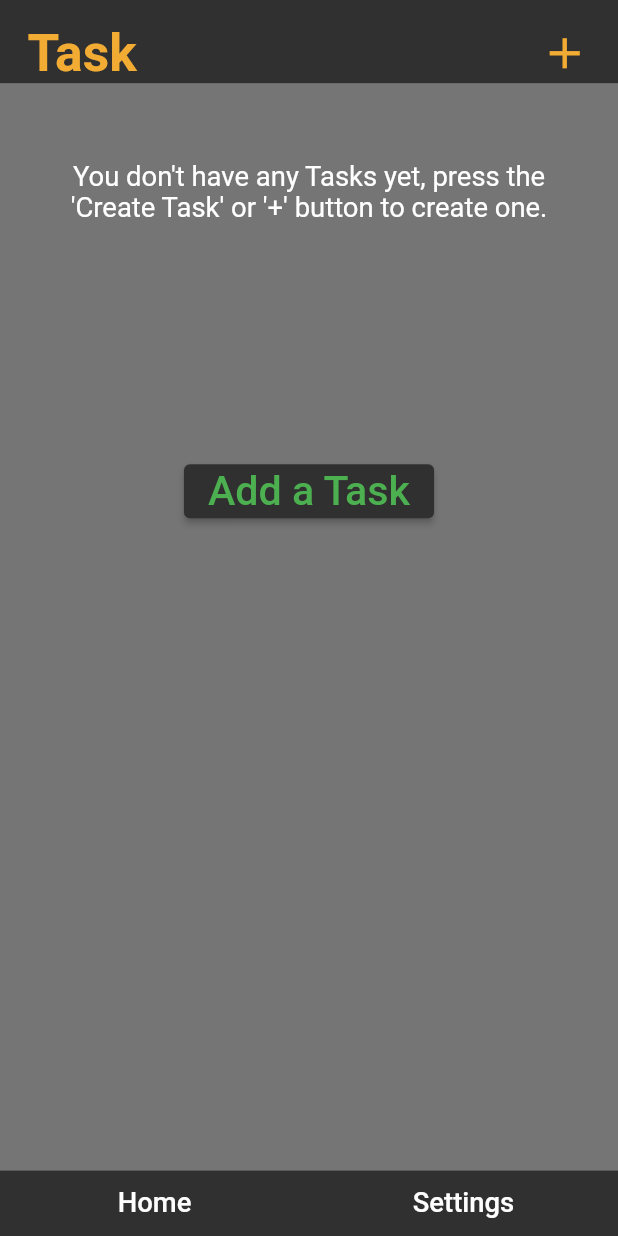
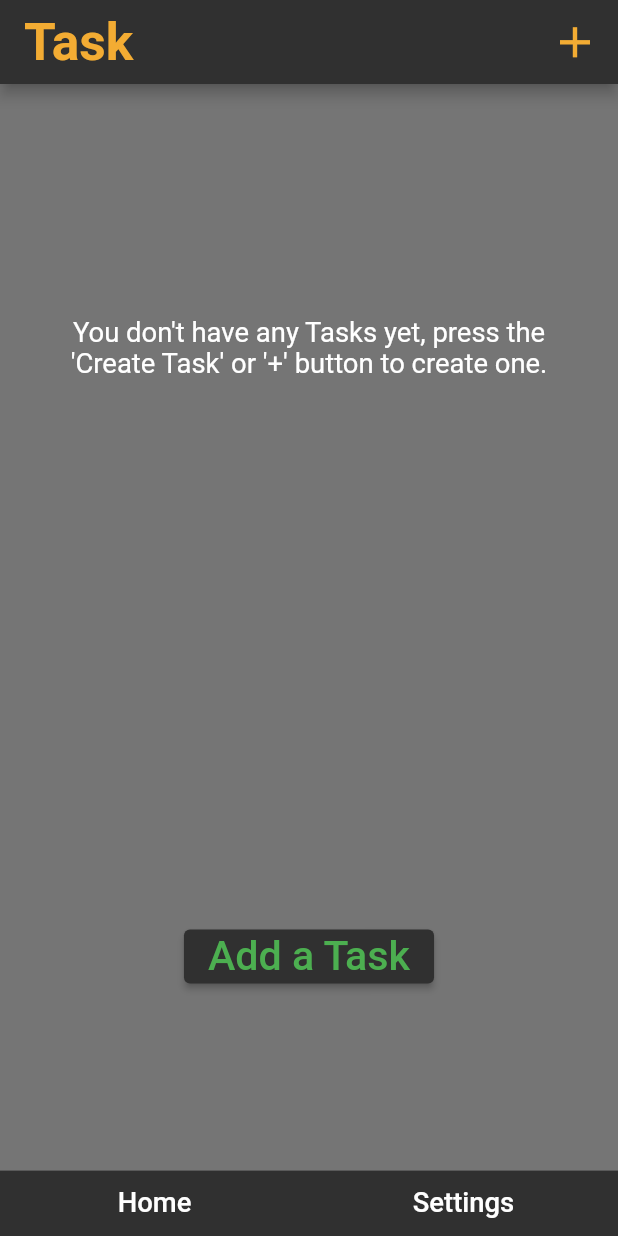
Before and after one commit to sachingupta2006/To-Do-List, a Flutter app: the screen it shows after launch, on a phone screen of 412 x 824 dp. Run offline on Flutter 3.47's test engine with Material 2 defaults, Android fonts, the phone set to English and light mode, and no system bars; our stand-ins replace flutter_screenutil, get.

```diff
--- a/lib/Routes/Utils/home_controller.dart
+++ /dev/null
@@ -1,5 +0,0 @@
-import 'package:get/get.dart';
-
-class HomeController extends GetxController {
-  RxList taskData = [].obs;
-}
--- a/lib/Routes/routes.dart
+++ b/lib/Routes/routes.dart
@@ -1,14 +1,14 @@
 import 'package:get/get.dart';
 import 'package:to_do_list/View/create_new_task.dart';
 import 'package:to_do_list/View/dashboard.dart';
-import '../View/splashscreen.dart';
+// import '../View/splashscreen.dart';
 import 'routes_name.dart';
 
 class AppRoutes {
   static appRoutes() => [
         GetPage(
             name: RouteName.splashScreen,
-            page: () => const SplashScreen(),
+            page: () => const Dashboard(),
             transition: Transition.leftToRight),
         GetPage(
             name: RouteName.dashboard,
--- a/lib/Routes/Utils/text.dart
+++ b/lib/Utils/text.dart
@@ -1,6 +1,6 @@
 import 'package:flutter/material.dart';
 import 'package:flutter_screenutil/flutter_screenutil.dart';
-import 'package:to_do_list/Routes/Utils/colors.dart';
+import 'package:to_do_list/Utils/colors.dart';
 
 Widget textSecondary30w600(String text) {
   return Text(
--- a/lib/View/dashboard.dart
+++ b/lib/View/dashboard.dart
@@ -1,21 +1,34 @@
 import 'package:flutter/material.dart';
 import 'package:flutter_screenutil/flutter_screenutil.dart';
 import 'package:get/get.dart';
-import 'package:to_do_list/Routes/Utils/colors.dart';
-import 'package:to_do_list/Routes/Utils/home_controller.dart';
+import 'package:to_do_list/Utils/colors.dart';
 import 'package:to_do_list/Routes/routes_name.dart';
-import '../Routes/Utils/text.dart';
+import '../Utils/text.dart';
+
+var taskData = [].obs;
+var taskDate = [].obs;
 
 class Dashboard extends StatelessWidget {
   const Dashboard({super.key});
 
   @override
   Widget build(BuildContext context) {
-    // final HomeController homeController = Get.put(HomeController());
     return DefaultTabController(
       length: 2,
       child: Scaffold(
         backgroundColor: AppColors.primary,
+        appBar: AppBar(
+            title: textSecondary30w600('Task'),
+            backgroundColor: AppColors.primary,
+            automaticallyImplyLeading: false,
+            actionsIconTheme:
+                IconThemeData(size: 30.sp, color: AppColors.secondary),
+            actions: [
+              GestureDetector(
+                  onTap: () => Get.offNamed(RouteName.createNewTask),
+                  child: const Icon(Icons.add)),
+              SizedBox(width: 10.w)
+            ]),
         body: TabBarView(
           children: [tab1(), tab1()],
         ),
@@ -34,29 +47,11 @@ class Dashboard extends StatelessWidget {
   }
 
   Widget tab1() {
-    return Column(
-      children: [
-        SizedBox(height: 15.h),
-        Padding(
-          padding: EdgeInsets.symmetric(horizontal: 16.w),
-          child: Row(
-            mainAxisAlignment: MainAxisAlignment.spaceBetween,
-            children: [
-              textSecondary30w600('Task'),
-              GestureDetector(
-                  onTap: () => Get.offNamed(RouteName.createNewTask),
-                  child:
-                      Icon(Icons.add, size: 30.sp, color: AppColors.secondary))
-            ],
-          ),
-        ),
-        Expanded(
-          child: Obx(
+    return Obx(
       () => Container(
         color: Colors.grey[600],
-              child: SingleChildScrollView(
         padding: EdgeInsets.symmetric(horizontal: 20.w),
-                  child: HomeController().taskData.isEmpty
+        child: taskData.isEmpty
             ? Column(
                 mainAxisAlignment: MainAxisAlignment.spaceBetween,
                 children: [
@@ -66,8 +61,8 @@ class Dashboard extends StatelessWidget {
                   SizedBox(height: 150.h),
                   ElevatedButton(
                       style: const ButtonStyle(
-                                    backgroundColor: MaterialStatePropertyAll(
-                                        AppColors.primary)),
+                          backgroundColor:
+                              MaterialStatePropertyAll(AppColors.primary)),
                       onPressed: () {
                         Get.offNamed(RouteName.createNewTask);
                       },
@@ -82,15 +77,17 @@ class Dashboard extends StatelessWidget {
                       decoration: BoxDecoration(
                           color: Colors.grey[600],
                           borderRadius: BorderRadius.circular(10)),
-                                child: textWhite16(HomeController().taskData[index].toString()));
+                      child: Row(
+                        mainAxisAlignment: MainAxisAlignment.spaceBetween,
+                        children: [
+                          textWhite16(taskData[index].toString()),
+                          textWhite16(taskDate[index].toString()),
+                        ],
+                      ));
                 },
-                          separatorBuilder: (context, index) =>
-                              SizedBox(height: 10.h),
-                          itemCount: HomeController().taskData.length)),
+                separatorBuilder: (context, index) => SizedBox(height: 10.h),
+                itemCount: taskData.length),
       ),
-          ),
-        ),
-      ],
     );
   }
 }
```
Also changed, not shown: lib/View/create_new_task.dart (+27 -17 lines), lib/View/splashscreen.dart (+27 -27 lines), lib/Utils/colors.dart (renamed from lib/Routes/Utils/colors.dart). Lines whose indentation alone changed are shown as unchanged.
